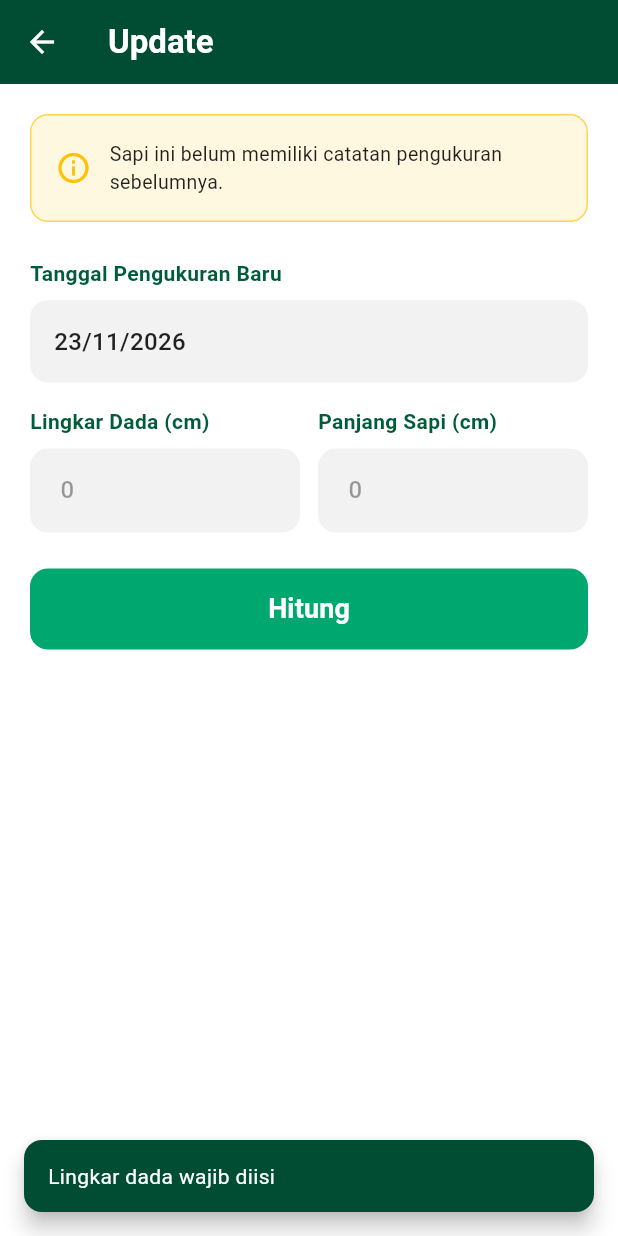
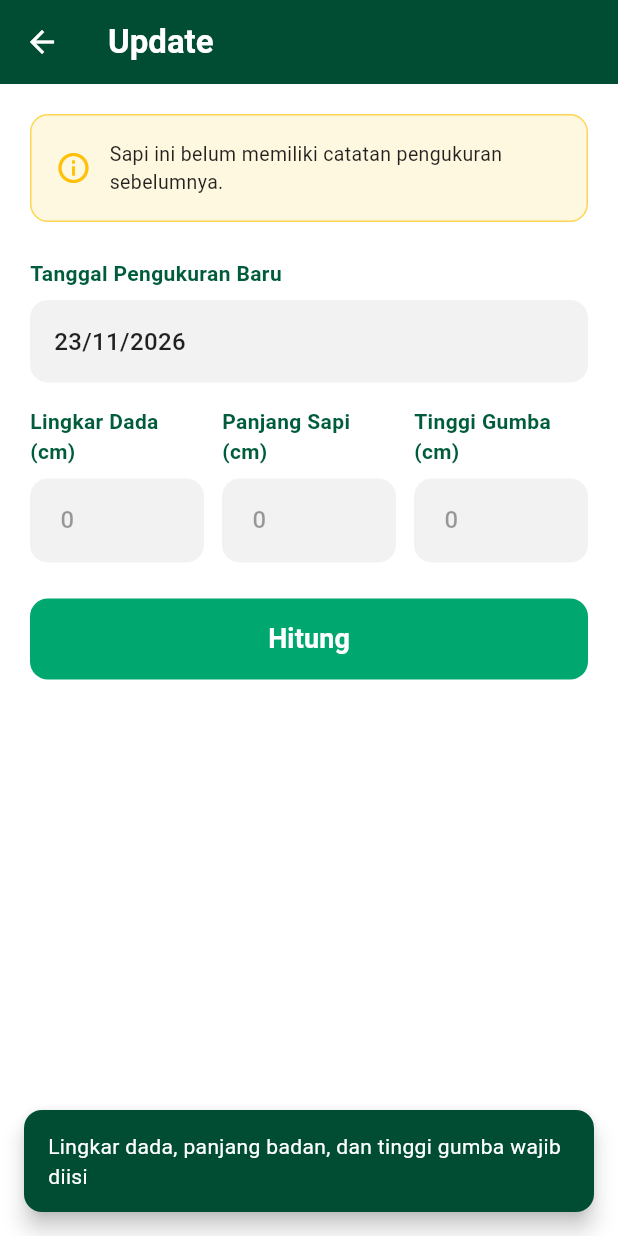
Before and after one commit to Muhfarq/Bobot_sapi, a Flutter app: the FormUpdateSapiScreen screen opened directly with empty values, after a tap on "Hitung", on a phone screen of 412 x 824 dp. Run offline on Flutter 3.47's test engine with Material 3 defaults, Android fonts, the phone set to English and light mode, and no system bars; our stand-ins replace fl_chart, printing, sqflite, sqflite_common_ffi; accounts and stored records are empty.

Commit message:
feat: Add height measurement field and update weight calculation logic in FormUpdateSapiScreen

```diff
--- a/bobot_sapi/lib/screens/form_update_sapi_screen.dart
+++ b/bobot_sapi/lib/screens/form_update_sapi_screen.dart
@@ -19,6 +19,7 @@ class FormUpdateSapiScreen extends StatefulWidget {
 class _FormUpdateSapiScreenState extends State<FormUpdateSapiScreen> {
   final _lingkarDadaController = TextEditingController();
   final _panjangBadanController = TextEditingController();
+  final _tinggiGumbaController = TextEditingController();
   final _goalHariController = TextEditingController();
 
   DateTime _tanggal = DateTime.now();
@@ -53,6 +54,7 @@ class _FormUpdateSapiScreenState extends State<FormUpdateSapiScreen> {
   void dispose() {
     _lingkarDadaController.dispose();
     _panjangBadanController.dispose();
+    _tinggiGumbaController.dispose();
     _goalHariController.dispose();
     super.dispose();
   }
@@ -130,13 +132,15 @@ class _FormUpdateSapiScreenState extends State<FormUpdateSapiScreen> {
 
   void _hitungBobot() {
     final ld = double.tryParse(_lingkarDadaController.text) ?? 0;
+    final pb = double.tryParse(_panjangBadanController.text) ?? 0;
+    final tb = double.tryParse(_tinggiGumbaController.text) ?? 0;
 
-    if (ld <= 0) {
-      showStyledSnackBar(context, 'Lingkar dada wajib diisi');
+    if (ld <= 0 || pb <= 0 || tb <= 0) {
+      showStyledSnackBar(context, 'Lingkar dada, panjang badan, dan tinggi gumba wajib diisi');
       return;
     }
 
-    final bobot = hitungBobotSapi(ld);
+    final bobot = hitungBobotSapi(ld, pb, tb);
     final pakan = hitungEstimasiPakan(bobot);
 
     setState(() {
@@ -178,12 +182,14 @@ class _FormUpdateSapiScreenState extends State<FormUpdateSapiScreen> {
 
     final ld = double.tryParse(_lingkarDadaController.text) ?? 0;
     final pb = double.tryParse(_panjangBadanController.text) ?? 0;
+    final tb = double.tryParse(_tinggiGumbaController.text) ?? 0;
 
     final pengukuran = PengukuranModel(
       sapiId: widget.sapi.id!,
       tanggal: DateFormat('yyyy-MM-dd').format(_tanggal),
       lingkarDada: ld,
       panjangBadan: pb,
+      tinggiGumba: tb,
       bobotSekarang: _bobotSekarang!,
       estimasiPakan: _estimasiPakan!,
       goalHari: _goalHari ?? 0,
@@ -248,7 +254,7 @@ class _FormUpdateSapiScreenState extends State<FormUpdateSapiScreen> {
             ),
             const SizedBox(height: 16),
 
-            // Input Lingkar Dada & Panjang Sapi
+            // Input Lingkar Dada, Panjang Sapi, & Tinggi Gumba
             Row(
               children: [
                 Expanded(
@@ -274,6 +280,21 @@ class _FormUpdateSapiScreenState extends State<FormUpdateSapiScreen> {
                       const SizedBox(height: 8),
                       _buildTextField(
                         controller: _panjangBadanController,
+                        hintText: '0',
+                        keyboardType: TextInputType.number,
+                      ),
+                    ],
+                  ),
+                ),
+                const SizedBox(width: 12),
+                Expanded(
+                  child: Column(
+                    crossAxisAlignment: CrossAxisAlignment.start,
+                    children: [
+                      _buildLabel('Tinggi Gumba (cm)'),
+                      const SizedBox(height: 8),
+                      _buildTextField(
+                        controller: _tinggiGumbaController,
                         hintText: '0',
                         keyboardType: TextInputType.number,
                       ),
```
Also changed, not shown: bobot_sapi/lib/screens/input_sapi_screen.dart (+5 -3 lines), bobot_sapi/lib/utils/calculator.dart (+14 -3 lines).
